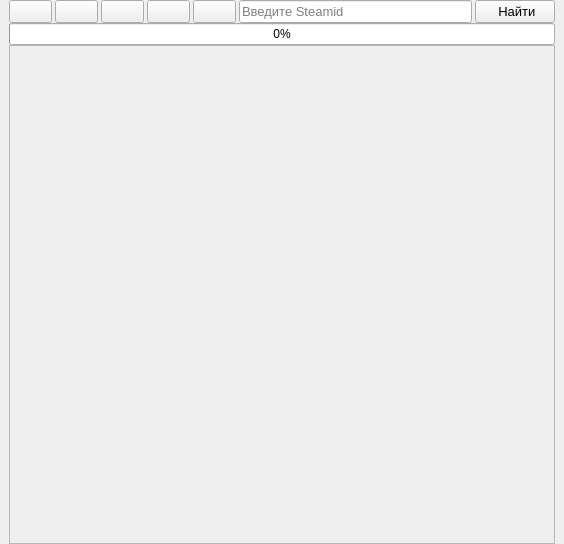
Qt form AraSteamManager/forms/formmain.ui (Arankir/AraSteamManager) before a commit.
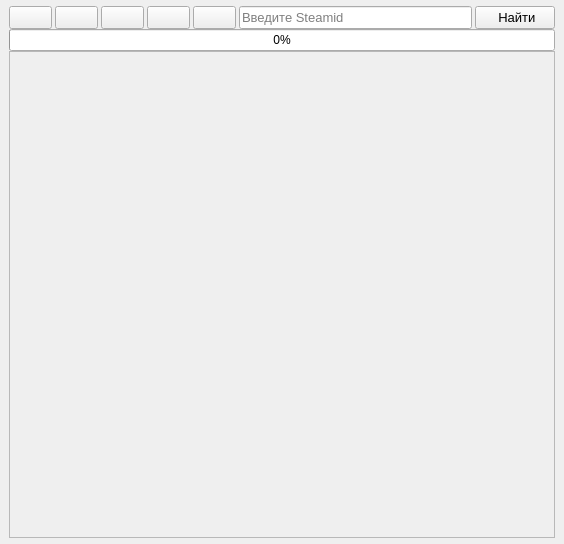
The same form after that commit. Custom widgets are drawn as their Qt base class.

The edit to the form file:
```diff
--- a/AraSteamManager/forms/formmain.ui
+++ b/AraSteamManager/forms/formmain.ui
@@ -34,9 +34,15 @@
      <property name="leftMargin">
       <number>9</number>
      </property>
+     <property name="topMargin">
+      <number>6</number>
+     </property>
      <property name="rightMargin">
       <number>9</number>
      </property>
+     <property name="bottomMargin">
+      <number>6</number>
+     </property>
      <item>
       <layout class="QHBoxLayout" name="horizontalLayout_4">
        <property name="spacing">
@@ -202,7 +208,7 @@
               <x>0</x>
               <y>0</y>
               <width>544</width>
-              <height>475</height>
+              <height>465</height>
              </rect>
             </property>
            </widget>
```
